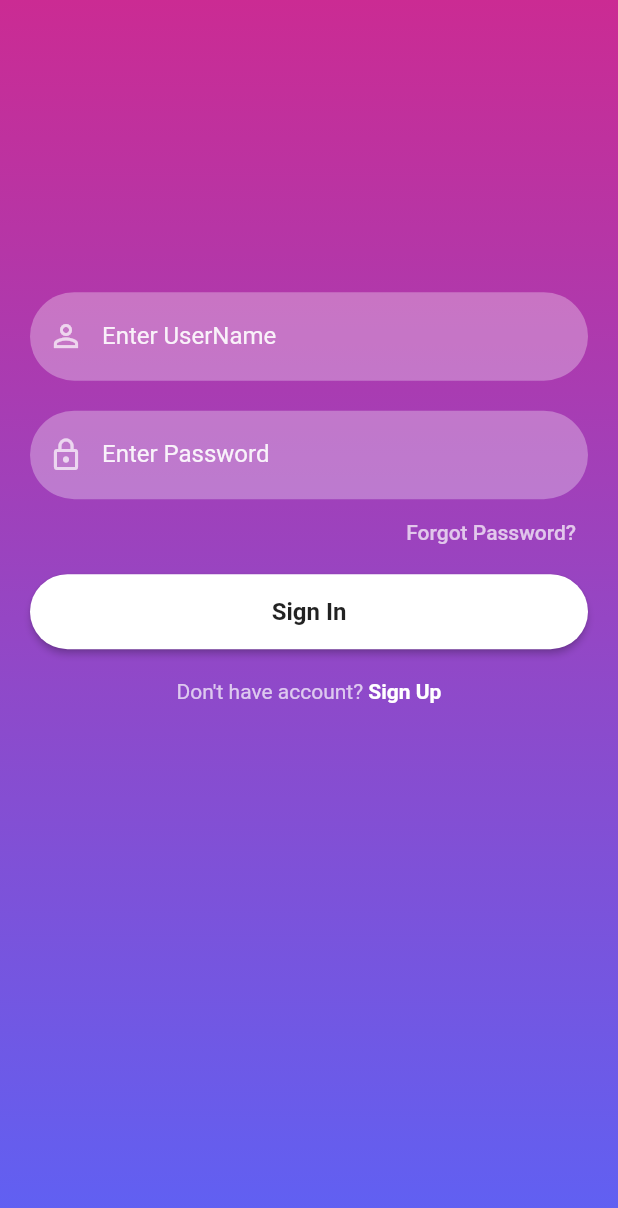
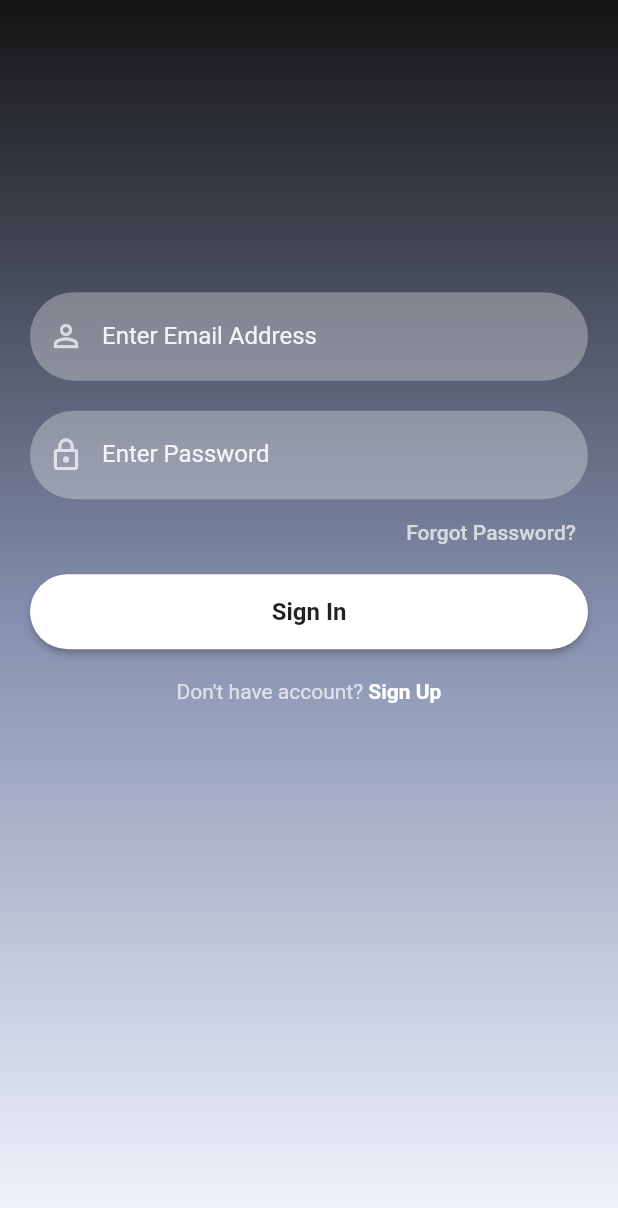
Before and after one commit to SEM6-Mini-Project/app, a Flutter app: the AppDrawer screen opened directly, in the side drawer, after a tap on "Login Page", on a phone screen of 412 x 824 dp. Shown: the top 1208 px of the screen. Run offline on Flutter 3.47's test engine with Material 2 defaults, Android fonts, the phone set to English and light mode, and no system bars; our stand-ins replace firebase_auth, firebase_core, hexcolor; accounts and stored records are empty; network calls fail.

Commit message:
Changed color scheme in SignInPage

```diff
--- a/lib/main.dart
+++ b/lib/main.dart
@@ -50,7 +50,7 @@ class LoginUiApp extends StatelessWidget {
         scaffoldBackgroundColor: Colors.grey.shade100,
         primarySwatch: Colors.grey,
       ),
-      home: Dashboard(),
+      home: SignInScreen(),
     );
   }
 }
--- a/lib/screens/sign_in_screen.dart
+++ b/lib/screens/sign_in_screen.dart
@@ -6,6 +6,7 @@ import 'package:prediction/screens/reset_password.dart';
 import 'package:prediction/screens/sign_up_screen.dart';
 import 'package:prediction/utils/color_utils.dart';
 import 'package:flutter/material.dart';
+import 'package:prediction/utils/styles.dart';
 
 class SignInScreen extends StatefulWidget {
   const SignInScreen({Key? key}) : super(key: key);
@@ -25,11 +26,11 @@ class _SignInScreenState extends State<SignInScreen> {
         width: MediaQuery.of(context).size.width,
         height: MediaQuery.of(context).size.height,
         decoration: BoxDecoration(
-            gradient: LinearGradient(colors: [
-          hexStringToColor("CB2B93"),
-          hexStringToColor("9546C4"),
-          hexStringToColor("5E61F4")
-        ], begin: Alignment.topCenter, end: Alignment.bottomCenter)),
+            // color: SECONDARY
+            gradient: LinearGradient(
+                colors: [PRIMARY, SECONDARY, EXTRA],
+                begin: Alignment.topCenter,
+                end: Alignment.bottomCenter)),
         child: SingleChildScrollView(
           child: Padding(
             padding: EdgeInsets.fromLTRB(
@@ -40,8 +41,8 @@ class _SignInScreenState extends State<SignInScreen> {
                 const SizedBox(
                   height: 30,
                 ),
-                reusableTextField("Enter UserName", Icons.person_outline, false,
-                    _emailTextController),
+                reusableTextField("Enter Email Address", Icons.person_outline,
+                    false, _emailTextController),
                 const SizedBox(
                   height: 20,
                 ),
```
